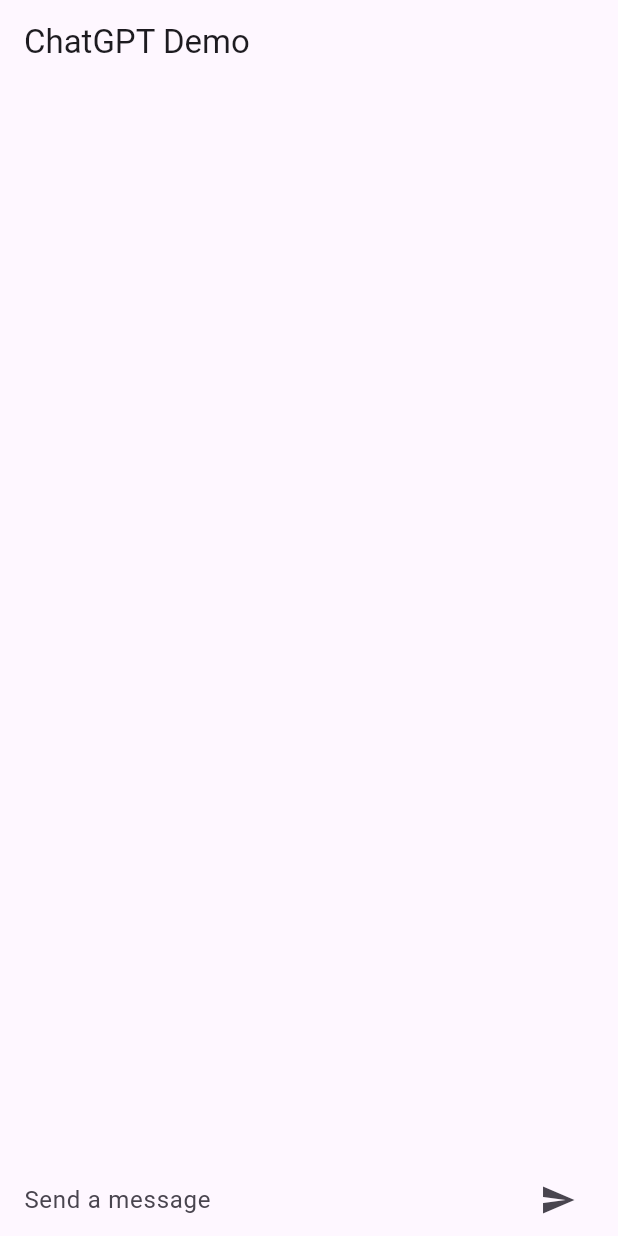
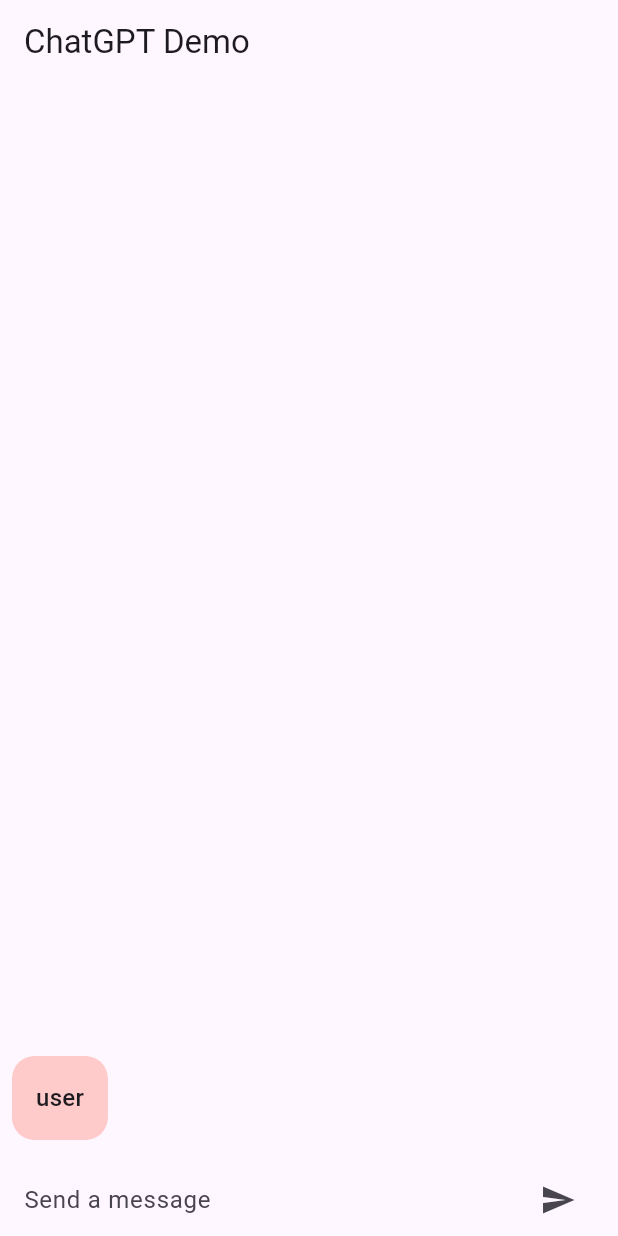
Before and after one commit to ADGx6ix9ine/Chat-GPT-Demo, a Flutter app: the screen it shows after launch, after a tap on the "send" icon, on a phone screen of 412 x 824 dp. Run offline on Flutter 3.47's test engine with Material 2 defaults, Android fonts, the phone set to English and light mode, and no system bars; our stand-ins replace velocity_x.

Commit message:
2nd commit

```diff
--- a/lib/chat_screen.dart
+++ b/lib/chat_screen.dart
@@ -13,17 +13,27 @@ class _ChatScreenState extends State<ChatScreen> {
 
   final TextEditingController _controller=TextEditingController();
   final List<ChatMessage> _messages=[];
+  void _sendMessage(){
+    ChatMessage _message=ChatMessage(text: _controller.text, sender: "user");
+
+    setState(() {
+      _messages.insert(0, _message);
+    });
+
+    _controller.clear();
+  }
 
   Widget _buildTextComposer(){
     return Row(
       children: [
         Expanded(child: TextField(
           controller: _controller,
+        onSubmitted: (value) => _sendMessage(),
         decoration: const InputDecoration.collapsed(hintText: "Send a message"),
         )
         ),
-        IconButton
-          (onPressed: (){},
+        IconButton(
+            onPressed: ()=> _sendMessage(),
             icon: const Icon(Icons.send)
         )
       ],
--- a/lib/chatmessage.dart
+++ b/lib/chatmessage.dart
@@ -1,16 +1,47 @@
 import 'package:flutter/material.dart';
+import 'package:velocity_x/velocity_x.dart';
 
 class ChatMessage extends StatelessWidget {
-  const ChatMessage({Key? key, required this.text, required this.sender}) : super(key: key);
+  const ChatMessage(
+      {super.key,
+        required this.text,
+        required this.sender,
+        this.isImage = false});
 
   final String text;
   final String sender;
-
+  final bool isImage;
 
   @override
   Widget build(BuildContext context) {
     return Row(
-
-    );
+      crossAxisAlignment: CrossAxisAlignment.start,
+      children: [
+        Text(sender)
+            .text
+            .subtitle1(context)
+            .make()
+            .box
+            .color(sender == "user" ? Vx.red200 : Vx.green200)
+            .p16
+            .rounded
+            .alignCenter
+            .makeCentered(),
+        Expanded(
+          child: isImage
+              ? AspectRatio(
+            aspectRatio: 16 / 9,
+            child: Image.network(
+              text,
+              loadingBuilder: (context, child, loadingProgress) =>
+              loadingProgress == null
+                  ? child
+                  : const CircularProgressIndicator.adaptive(),
+            ),
+          )
+              : text.trim().text.bodyText1(context).make().px8(),
+        ),
+      ],
+    ).py8();
   }
 }
```
